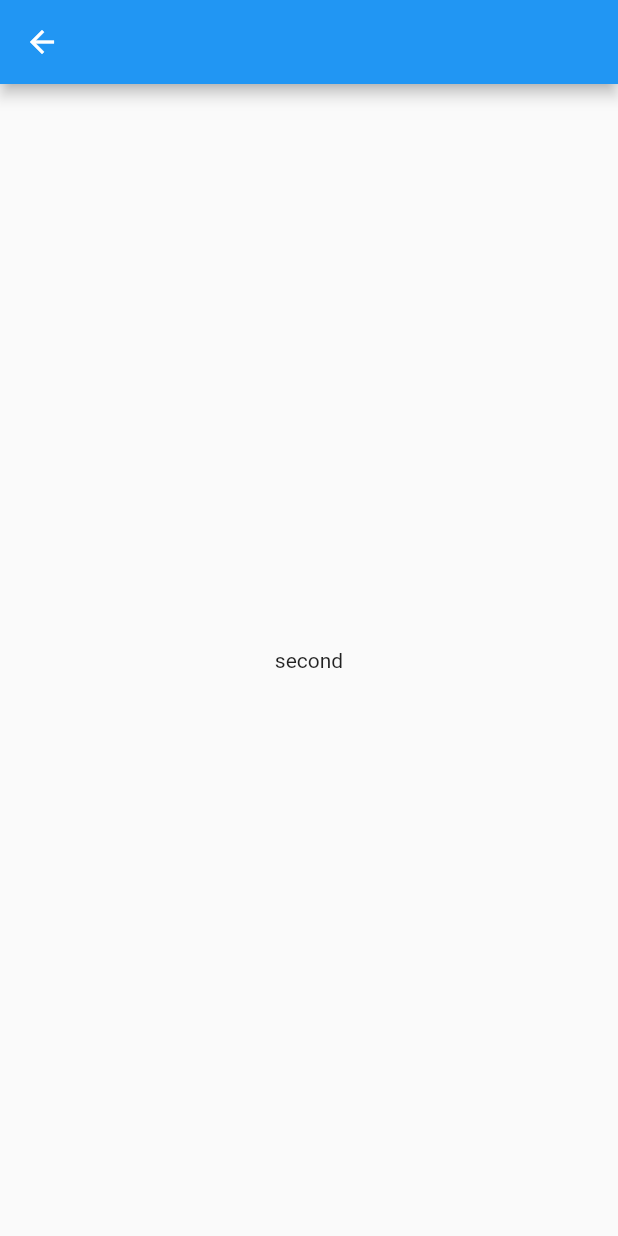
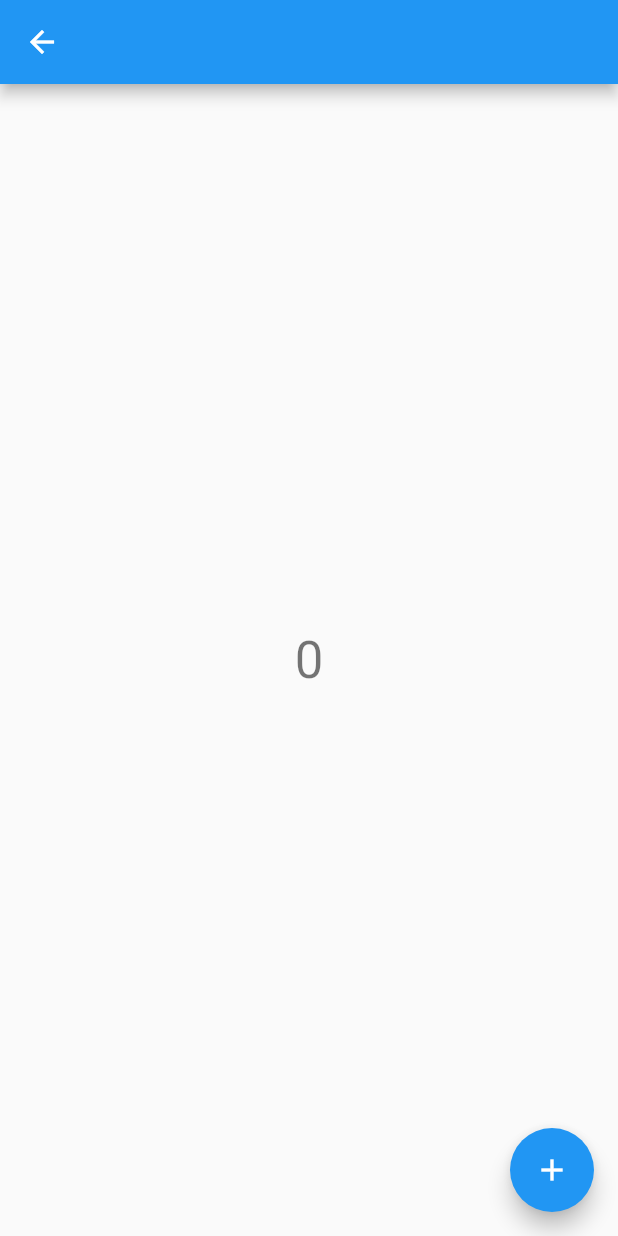
Before and after one commit to MinhMark123123/maac, a Flutter app: the SecondScreen screen opened directly, on a phone screen of 412 x 824 dp. Run offline on Flutter 3.47's test engine with Material 2 defaults, Android fonts, the phone set to English and light mode, and no system bars.

Commit message:
wip code update 1

```diff
--- a/maac_core/example/lib/seconds/second_screen.dart
+++ b/maac_core/example/lib/seconds/second_screen.dart
@@ -8,12 +8,20 @@ class SecondScreen extends StatelessWidget {
   @override
   Widget build(BuildContext context) {
     return AppWidgetController.singleController(
-      controller: SecondScreenController(),
+      controller:SecondScreenController(),
       child: Scaffold(
         appBar: AppBar(),
-        body: const Center(
-          child: Text("second"),
+        body: Center(
+          child: Text(
+            '0',
+            style: Theme.of(context).textTheme.headline4,
+          ),
         ),
+        floatingActionButton: FloatingActionButton(
+          onPressed: (){},
+          tooltip: 'Increment',
+          child: const Icon(Icons.add),
+        ), // This
       ),
     );
   }
--- a/maac_core/example/lib/seconds/second_screen_controller.dart
+++ b/maac_core/example/lib/seconds/second_screen_controller.dart
@@ -1,6 +1,7 @@
 import 'package:maac_core/maac_core.dart';
 
 class SecondScreenController extends AppController {
+
   @override
   void onInitState() {
     print("init state");
--- a/maac_core/lib/src/core/app_widget_controller.dart
+++ b/maac_core/lib/src/core/app_widget_controller.dart
@@ -48,4 +48,5 @@ class _AppWidgetControllerState extends State<AppWidgetController> {
   Widget build(BuildContext context) {
     return widget.child;
   }
+
 }
```
